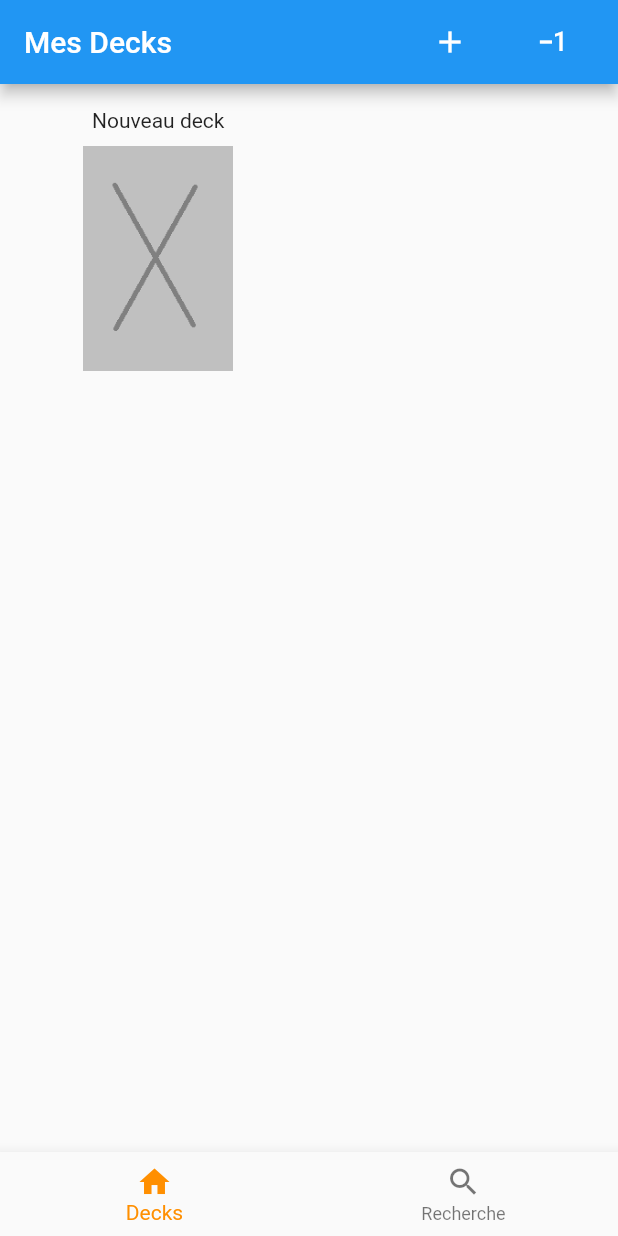
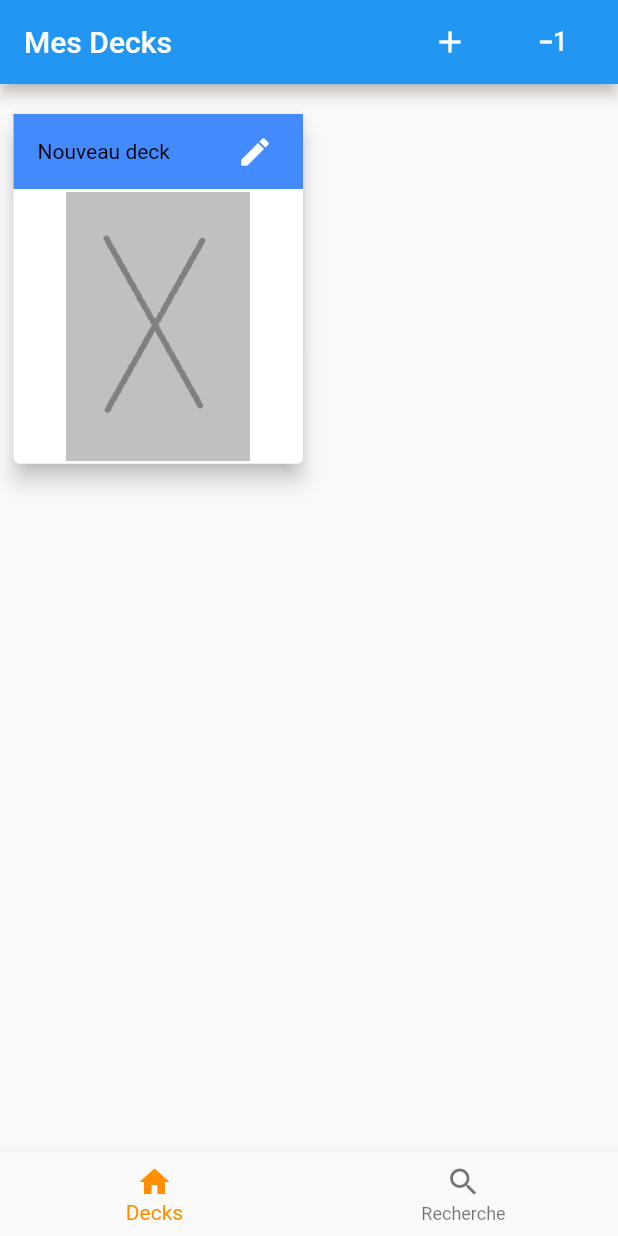
Before and after one commit to YohannBaudet/flutter_project, a Flutter app: the screen it shows after launch, after a tap on the "add" icon, on a phone screen of 412 x 824 dp. Run offline on Flutter 3.47's test engine with Material 2 defaults, Android fonts, the phone set to English and light mode, and no system bars; our stand-ins replace flutter_typeahead, shared_preferences; network calls fail.

Commit message:
Modification affichage mes decks et déplacement bouton modifier nom deck sur parge mes dekc + ajout taille image sur page cartedetails pour que ca fonctionne sur émulateur

```diff
--- a/lib/carteDetails.dart
+++ b/lib/carteDetails.dart
@@ -54,6 +54,7 @@ class _CarteDetailsState extends State<CarteDetails> {
               body: Column(
                 children: [
                   Image(
+                    height: 500,
                     image: NetworkImage(snapshot.data?['data'][0]['card_images'][0]['image_url']),
                   ),
                   MyStatefulWidget(listeDetail: snapshot.data,),
--- a/lib/mesDecks.dart
+++ b/lib/mesDecks.dart
@@ -70,35 +70,68 @@ class _MesDecksState  extends State<MesDecks>{
             padding: const EdgeInsets.fromLTRB(5,16,5,16),
             gridDelegate: const SliverGridDelegateWithFixedCrossAxisCount(
                 crossAxisCount: 2,
-                childAspectRatio: (1 / 1)),
+                childAspectRatio: (1 / 1.2)),
             itemCount: preferenceUtils.getDeck.length,
             itemBuilder: (context,index){
               final item = preferenceUtils.getDeck[index];
 
-              return GridTile(
-                header: Center(child: Text(item.getName()),),
-                child: Center(child: GestureDetector(
-                  onTap: () {
+              return Card(
+                elevation: 6,
+                child: Container(
+                  child:
+                  GridTile(
+                    header: SizedBox(
+                      height: 50,
+                      child: GridTileBar(
+                          backgroundColor: Colors.blueAccent,
+                          title: Text(item.getName(),
+                            style: TextStyle(color: Colors.black),
+                            softWrap: true,
+                            overflow: TextOverflow.clip,
+                          ),
+                        trailing: PopupMenuButton(
+                          icon: const Icon(
+                            Icons.edit,
+                          ),
+                          itemBuilder: (context) {
+                            return [
+                              PopupMenuItem(
+                                value: 'delete',
+                                child: TextFormField(
+                                  initialValue: item.name,
+                                  onFieldSubmitted: (String value) async {
+                                    setState((){ item.name = value; });
                                     preferenceUtils.saveDecks();
-                  }, // Image tapped
+                                  },
+                                ),
+                              )
+                            ];
+                          },
+                        ),
+                      ),
+                    ),
                     child: InkWell(
-                    onTap: () {
+                        onTap: (){
+                          preferenceUtils.saveDecks();
                           Navigator.push(
                             context,
                             MaterialPageRoute(
                               builder: (context) => DeckDetails(deck: preferenceUtils.getDeck[index]),
                             ),
                           );
-                    }, // Image tapped
+                        },
                         splashColor: Colors.white10, // Splash color over image
+                        child: Center(
+                          child: Container(
                             child: Ink.image(
-                        fit: BoxFit.cover, // Fixes border issues
-                        width: 100,
-                        height: 150,
                                 image: item.cartes.isEmpty ? AssetImage('assets/carteFond.png') : NetworkImage(item.getImagePremiereCarte()) as ImageProvider
                             ),
+                            padding: const EdgeInsets.fromLTRB(0, 52, 0, 2),
                           ),
-                )),
+                        )
+                      )
+                  ),
+                ),
               );
             },
           ),
@@ -109,3 +142,40 @@ class _MesDecksState  extends State<MesDecks>{
   );
   }
 }
+
+class MyStatefulWidget extends StatefulWidget {
+  const MyStatefulWidget({Key? key}) : super(key: key);
+
+  @override
+  State<MyStatefulWidget> createState() => _MyStatefulWidgetState();
+}
+
+class _MyStatefulWidgetState extends State<MyStatefulWidget> {
+  String dropdownValue = 'One';
+
+  @override
+  Widget build(BuildContext context) {
+    return DropdownButton<String>(
+      value: dropdownValue,
+      icon: const Icon(Icons.arrow_downward),
+      elevation: 16,
+      style: const TextStyle(color: Colors.deepPurple),
+      underline: Container(
+        height: 2,
+        color: Colors.deepPurpleAccent,
+      ),
+      onChanged: (String? newValue) {
+        setState(() {
+          dropdownValue = newValue!;
+        });
+      },
+      items: <String>['One', 'Two', 'Free', 'Four']
+          .map<DropdownMenuItem<String>>((String value) {
+        return DropdownMenuItem<String>(
+          value: value,
+          child: Text(value),
+        );
+      }).toList(),
+    );
+  }
+}
```
Also changed, not shown: lib/deckDetails.dart (+3 -21 lines). Lines whose indentation alone changed are shown as unchanged.
